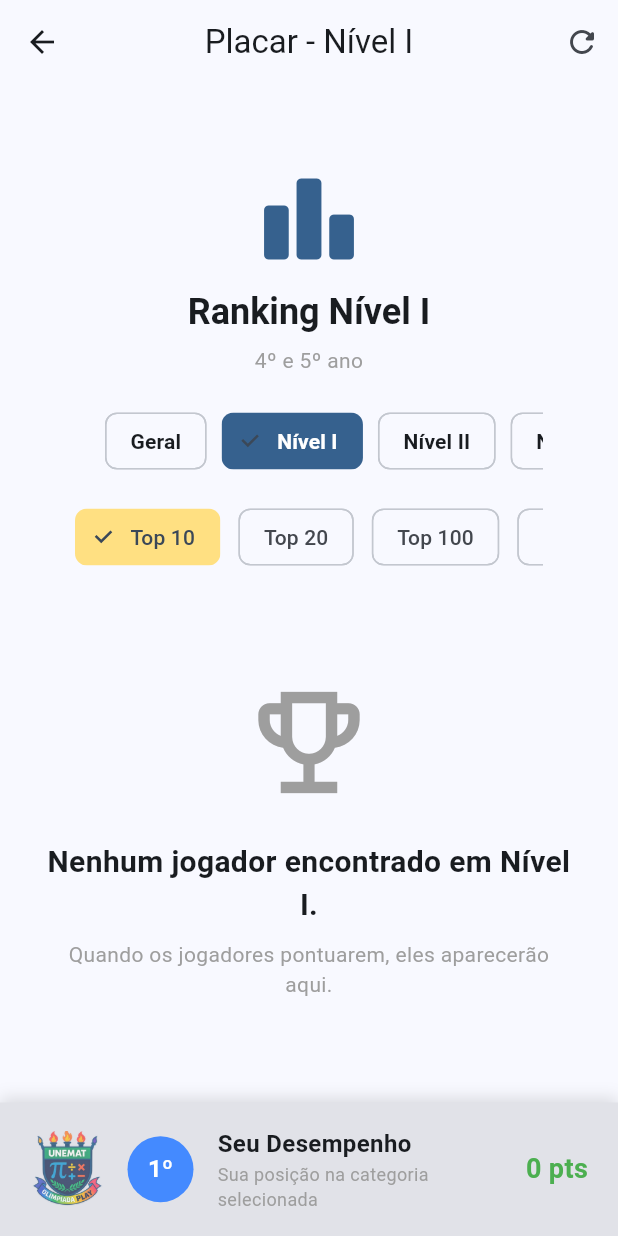
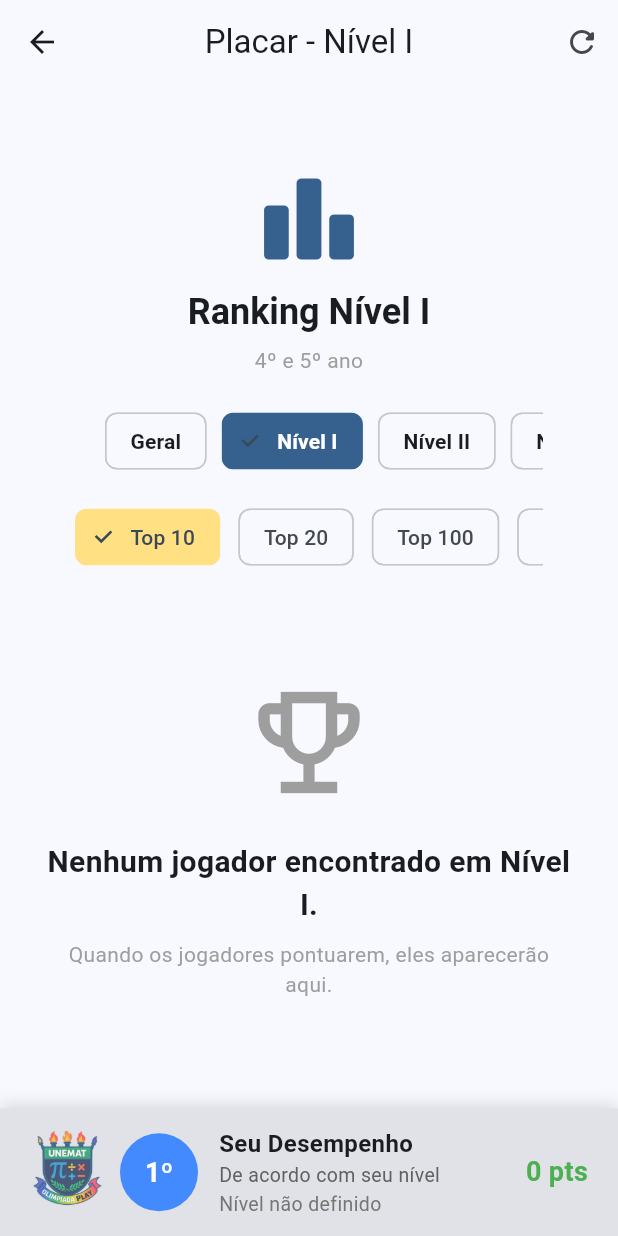
Before and after one commit to garavro/quiz_estudo, a Flutter app: the PlacarScreen screen opened directly, after a tap on "Nível I", on a phone screen of 412 x 824 dp. Run offline on Flutter 3.47's test engine with Material 3 defaults, Android fonts, the light colour scheme and no system bars; our stand-ins replace image_picker, shared_preferences, supabase_flutter; missing offline and left inert: flutter_math_fork, flutter_windowmanager; accounts and stored records are empty; project files that could hold a hidden picture were left out.

Commit message:
Atualiza logica de niveis, icone de dificuldade e placar fixo

```diff
--- a/lib/placar_screen.dart
+++ b/lib/placar_screen.dart
@@ -18,10 +18,13 @@ class _PlacarScreenState extends State<PlacarScreen> {
   bool _carregando = true;
   List<dynamic> _ranking = [];
 
-  // Novas variáveis para o usuário logado e o limite do ranking
+  // Variáveis para o limite do ranking
   int _limiteRanking = 10;
-  int? _minhaPosicao;
-  int? _meusPontos;
+
+  // Variáveis para o usuário logado (Fixas de acordo com o nível)
+  int? _minhaPosicaoFixa;
+  int? _meusPontosFixos;
+  String? _meuNivelFixo; // NOVO: Guarda o nível real do utilizador
 
   Timer? _timerAtualizacao;
 
@@ -84,25 +87,28 @@ class _PlacarScreenState extends State<PlacarScreen> {
       final filtro = _filtros[_filtroSelecionado];
       final supabase = Supabase.instance.client;
 
-      // 1. Constrói a busca base (Filtros DEVEM vir antes do order)
+      // ==========================================
+      // 1. BUSCA O RANKING DA LISTA (Depende do filtro)
+      // ==========================================
       var queryRanking = supabase.from('perfis').select();
 
       if (filtro.nivel != null) {
         queryRanking = queryRanking.eq('nivel_atual', filtro.nivel!);
       }
 
-      // Aplica a ordem de quem tem mais pontos
       var queryOrdenada = queryRanking.order('pontuacao_total', ascending: false);
 
-      // NOVO: Se _limiteRanking for 0 (Geral), não aplica o .limit()
       final rankingData = _limiteRanking == 0
           ? await queryOrdenada
           : await queryOrdenada.limit(_limiteRanking);
 
-      // 2. Busca os dados do usuário atual (minha posição e pontos)
+      // ==========================================
+      // 2. BUSCA OS DADOS DO UTILIZADOR (Fixo pelo seu nível real)
+      // ==========================================
       final userId = supabase.auth.currentUser?.id;
-      int? minhaPos;
-      int? meusPts;
+      int? minhaPosFixa;
+      int? meusPtsFixos;
+      String? meuNivelReal;
 
       if (userId != null) {
         final meuPerfil = await supabase
@@ -112,17 +118,18 @@ class _PlacarScreenState extends State<PlacarScreen> {
             .maybeSingle();
 
         if (meuPerfil != null) {
-          meusPts = _lerPontuacao(meuPerfil['pontuacao_total']);
+          meusPtsFixos = _lerPontuacao(meuPerfil['pontuacao_total']);
+          meuNivelReal = meuPerfil['nivel_atual'] as String?;
 
-          // 3. Calcula a posição verificando quantas pessoas têm pontuação maior
-          var queryPosicao = supabase.from('perfis').select('id');
+          // Calcula a posição SEMPRE baseada no nível real do utilizador, ignorando o filtro da tela
+          var queryPosicaoFixa = supabase.from('perfis').select('id');
 
-          if (filtro.nivel != null) {
-            queryPosicao = queryPosicao.eq('nivel_atual', filtro.nivel!);
+          if (meuNivelReal != null && meuNivelReal.isNotEmpty) {
+            queryPosicaoFixa = queryPosicaoFixa.eq('nivel_atual', meuNivelReal);
           }
 
-          final List<dynamic> pessoasNaFrente = await queryPosicao.gt('pontuacao_total', meusPts);
-          minhaPos = pessoasNaFrente.length + 1;
+          final List<dynamic> pessoasNaFrente = await queryPosicaoFixa.gt('pontuacao_total', meusPtsFixos);
+          minhaPosFixa = pessoasNaFrente.length + 1;
         }
       }
 
@@ -130,8 +137,9 @@ class _PlacarScreenState extends State<PlacarScreen> {
 
       setState(() {
         _ranking = rankingData;
-        _minhaPosicao = minhaPos;
-        _meusPontos = meusPts;
+        _minhaPosicaoFixa = minhaPosFixa;
+        _meusPontosFixos = meusPtsFixos;
+        _meuNivelFixo = meuNivelReal;
         _carregando = false;
       });
     } catch (e) {
@@ -346,7 +354,6 @@ class _PlacarScreenState extends State<PlacarScreen> {
           ),
           const SizedBox(width: 12),
 
-          // NOVO: Filtro "Geral" que define o limite como 0 (sem limite)
           ChoiceChip(
             label: const Text('Geral'),
             selected: _limiteRanking == 0,
@@ -396,7 +403,7 @@ class _PlacarScreenState extends State<PlacarScreen> {
           const SizedBox(height: 20),
           _seletorRanking(),
           const SizedBox(height: 16),
-          _seletorLimite(), // Adicionado o seletor Top10/20 aqui
+          _seletorLimite(),
         ],
       ),
     );
@@ -446,7 +453,6 @@ class _PlacarScreenState extends State<PlacarScreen> {
   ) {
     final posicao = index + 1;
 
-    // Ajustado para priorizar o apelido, se existir
     final nome = _lerTexto(
       jogador['apelido'] ?? jogador['nome_completo'],
       padrao: 'Jogador Anônimo',
@@ -602,12 +608,18 @@ class _PlacarScreenState extends State<PlacarScreen> {
     );
   }
 
-  // Barra fixa exibindo o ranqueamento do usuário atual
+  // ==========================================
+  // BARRA FIXA ATUALIZADA (De acordo com o mockup)
+  // ==========================================
   Widget? _barraMeuDesempenho() {
-    if (_meusPontos == null || _minhaPosicao == null) return null;
+    if (_meusPontosFixos == null || _minhaPosicaoFixa == null) return null;
+
+    // Transforma "nivel_3" em "Nível III"
+    final nomeNivelFixo = _nomeNivel(_meuNivelFixo);
 
     return Container(
-padding: const EdgeInsets.only(left: 85, right: 20, top: 16, bottom: 16),
+      // Padding ajustado para não encostar o avatar na margem
+      padding: const EdgeInsets.only(left: 80, right: 20, top: 12, bottom: 12),
       decoration: BoxDecoration(
         color: Theme.of(context).colorScheme.surfaceContainerHighest,
         boxShadow: const [
@@ -621,25 +633,27 @@ padding: const EdgeInsets.only(left: 85, right: 20, top: 16, bottom: 16),
       child: SafeArea(
         child: Row(
           children: [
+            // Avatar UNEMAT (Opcional, pode usar Image.asset se tiver a logo salva)
+            // Caso contrário, deixamos apenas a bola azul da posição
             CircleAvatar(
-              radius: 22,
+              radius: 26,
               backgroundColor: Colors.blueAccent,
               child: Text(
-                '$_minhaPosicaoº',
+                '$_minhaPosicaoFixaº',
                 style: const TextStyle(
                   color: Colors.white,
                   fontWeight: FontWeight.bold,
-                  fontSize: 16,
+                  fontSize: 18,
                 ),
               ),
             ),
-            const SizedBox(width: 16),
-            const Expanded(
+            const SizedBox(width: 14),
+            Expanded(
               child: Column(
                 mainAxisSize: MainAxisSize.min,
                 crossAxisAlignment: CrossAxisAlignment.start,
                 children: [
-                  Text(
+                  const Text(
                     'Seu Desempenho',
                     style: TextStyle(
                       fontWeight: FontWeight.bold,
@@ -647,17 +661,24 @@ padding: const EdgeInsets.only(left: 85, right: 20, top: 16, bottom: 16),
                     ),
                   ),
                   Text(
-                    'Sua posição na categoria selecionada',
+                    'De acordo com seu nível', // Subtítulo atualizado
                     style: TextStyle(
-                      fontSize: 12,
-                      color: Colors.grey,
+                      fontSize: 13,
+                      color: Colors.grey.shade700,
+                    ),
+                  ),
+                  Text(
+                    nomeNivelFixo, // Terceira linha com o nível real
+                    style: TextStyle(
+                      fontSize: 13,
+                      color: Colors.grey.shade600,
                     ),
                   ),
                 ],
               ),
             ),
             Text(
-              '$_meusPontos pts',
+              '$_meusPontosFixos pts',
               style: const TextStyle(
                 fontWeight: FontWeight.bold,
                 fontSize: 18,
@@ -699,12 +720,10 @@ padding: const EdgeInsets.only(left: 85, right: 20, top: 16, bottom: 16),
               onRefresh: () => _buscarRanking(),
               child: _listaRanking(context),
             ),
-      // Adiciona o Bottom Navigation Bar se os dados estiverem disponíveis
       bottomNavigationBar: _barraMeuDesempenho(),
     );
   }
 }
-
 class _FiltroRanking {
   final String titulo;
   final String subtitulo;
--- a/pubspec.yaml
+++ b/pubspec.yaml
@@ -66,6 +66,7 @@ flutter:
 
   # Preste MUITA atenção nos espaços antes das palavras aqui! O YAML é sensível a espaços.
   assets:
+    - assets/medidor_dificuldades.png
     - assets/titulo.png
     - assets/logo.png
 
```
Also changed, not shown: lib/dificuldade_screen.dart (+5 -5 lines), lib/services/question_service.dart (+80 -27 lines), assets/medidor_dificuldades.png (added), 1 other file.
